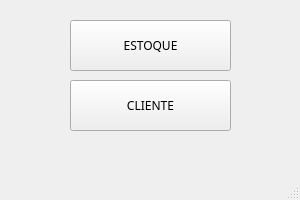
The window that Estoque/mainwindow.ui (grochavieira/ControleDeEstoque) describes before a commit, drawn with Qt 5.
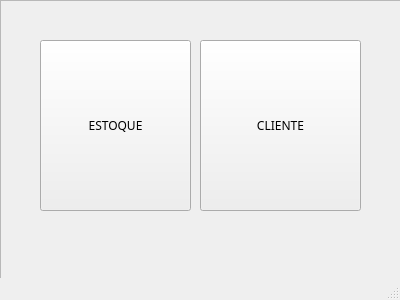
The same window after the commit.

```diff
--- a/Estoque/mainwindow.ui
+++ b/Estoque/mainwindow.ui
@@ -6,19 +6,19 @@
    <rect>
     <x>0</x>
     <y>0</y>
-    <width>300</width>
-    <height>200</height>
+    <width>400</width>
+    <height>300</height>
    </rect>
   </property>
   <property name="minimumSize">
    <size>
-    <width>300</width>
+    <width>400</width>
     <height>200</height>
    </size>
   </property>
   <property name="maximumSize">
    <size>
-    <width>300</width>
+    <width>400</width>
     <height>300</height>
    </size>
   </property>
@@ -26,13 +26,31 @@
    <string>MainWindow</string>
   </property>
   <widget class="QWidget" name="centralwidget">
+   <widget class="QFrame" name="frame">
+    <property name="geometry">
+     <rect>
+      <x>0</x>
+      <y>0</y>
+      <width>411</width>
+      <height>291</height>
+     </rect>
+    </property>
+    <property name="autoFillBackground">
+     <bool>true</bool>
+    </property>
+    <property name="frameShape">
+     <enum>QFrame::StyledPanel</enum>
+    </property>
+    <property name="frameShadow">
+     <enum>QFrame::Raised</enum>
+    </property>
    <widget class="QPushButton" name="btnAreaDeEstoque">
     <property name="geometry">
      <rect>
-      <x>70</x>
-      <y>20</y>
-      <width>161</width>
-      <height>51</height>
+       <x>40</x>
+       <y>40</y>
+       <width>151</width>
+       <height>171</height>
      </rect>
     </property>
     <property name="font">
@@ -47,10 +65,10 @@
    <widget class="QPushButton" name="btnAreaDoCliente">
     <property name="geometry">
      <rect>
-      <x>70</x>
-      <y>80</y>
+       <x>200</x>
+       <y>40</y>
       <width>161</width>
-      <height>51</height>
+       <height>171</height>
      </rect>
     </property>
     <property name="font">
@@ -58,17 +76,21 @@
       <family>Fira Code</family>
      </font>
     </property>
+     <property name="autoFillBackground">
+      <bool>true</bool>
+     </property>
     <property name="text">
      <string>CLIENTE</string>
     </property>
    </widget>
   </widget>
+  </widget>
   <widget class="QMenuBar" name="menubar">
    <property name="geometry">
     <rect>
      <x>0</x>
      <y>0</y>
-     <width>300</width>
+     <width>400</width>
      <height>20</height>
     </rect>
    </property>
```
Lines whose indentation alone changed are shown as unchanged.
